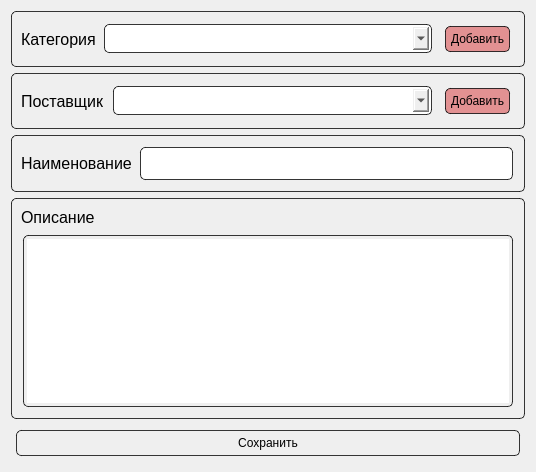
Old version of the form forms/Form_EditPart.ui in the repository LeonSoftLab/PartsWarehouse.
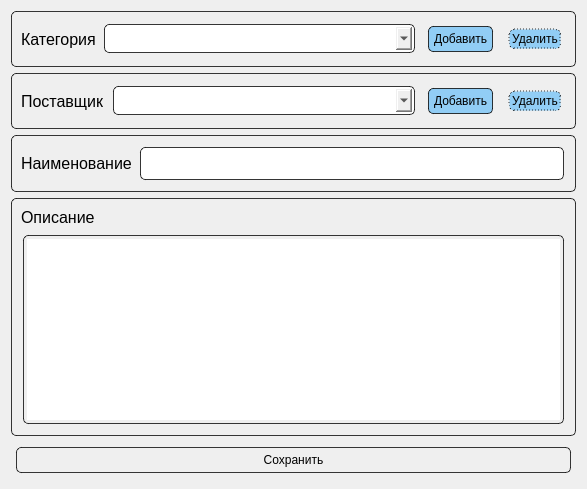
New version of the form.

```diff
--- a/forms/Form_EditPart.ui
+++ b/forms/Form_EditPart.ui
@@ -6,8 +6,8 @@
    <rect>
     <x>0</x>
     <y>0</y>
-    <width>536</width>
-    <height>472</height>
+    <width>587</width>
+    <height>489</height>
    </rect>
   </property>
   <property name="windowTitle">
@@ -21,7 +21,7 @@
 border: 1px solid rgba(0, 0, 0, 200);
 border-radius : 5px;</string>
      </property>
-     <layout class="QHBoxLayout" name="horizontalLayout" stretch="0,1,0">
+     <layout class="QHBoxLayout" name="horizontalLayout" stretch="0,1,0,0">
       <item>
        <widget class="QLabel" name="label_category">
         <property name="styleSheet">
@@ -51,8 +51,8 @@
        <widget class="QPushButton" name="btn_add_category">
         <property name="styleSheet">
          <string notr="true">QPushButton {
-background-color: rgba(207, 0, 3, 100);
 font: 10pt &quot;Arial&quot;;
+background-color: rgba(0, 153, 255, 100);
 margin: 5px;
 padding: 5px;
 }
@@ -70,6 +70,30 @@
         </property>
        </widget>
       </item>
+      <item>
+       <widget class="QPushButton" name="btn_delete_category">
+        <property name="styleSheet">
+         <string notr="true">QPushButton {
+font: 10pt &quot;Arial&quot;;
+background-color: rgba(0, 153, 255, 100);
+border-style: dotted;
+margin: 5px;
+padding: 2px;
+}
+QPushButton:hover {
+background-color: rgba(207, 0, 3, 100);
+color:white;
+}
+QPushButton:pressed {
+background-color: rgba(207, 0, 3, 150);
+color:white;
+}</string>
+        </property>
+        <property name="text">
+         <string>Удалить</string>
+        </property>
+       </widget>
+      </item>
      </layout>
     </widget>
    </item>
@@ -80,7 +104,7 @@
 border: 1px solid rgba(0, 0, 0, 200);
 border-radius : 5px;</string>
      </property>
-     <layout class="QHBoxLayout" name="horizontalLayout_2" stretch="0,1,0">
+     <layout class="QHBoxLayout" name="horizontalLayout_2" stretch="0,1,0,0">
       <item>
        <widget class="QLabel" name="label_vendor">
         <property name="styleSheet">
@@ -110,8 +134,8 @@
        <widget class="QPushButton" name="btn_add_vendor">
         <property name="styleSheet">
          <string notr="true">QPushButton {
-background-color: rgba(207, 0, 3, 100);
 font: 10pt &quot;Arial&quot;;
+background-color: rgba(0, 153, 255, 100);
 margin: 5px;
 padding: 5px;
 }
@@ -129,6 +153,30 @@
         </property>
        </widget>
       </item>
+      <item>
+       <widget class="QPushButton" name="btn_delete_vendor">
+        <property name="styleSheet">
+         <string notr="true">QPushButton {
+font: 10pt &quot;Arial&quot;;
+background-color: rgba(0, 153, 255, 100);
+border-style: dotted;
+margin: 5px;
+padding: 2px;
+}
+QPushButton:hover {
+background-color: rgba(207, 0, 3, 100);
+color:white;
+}
+QPushButton:pressed {
+background-color: rgba(207, 0, 3, 150);
+color:white;
+}</string>
+        </property>
+        <property name="text">
+         <string>Удалить</string>
+        </property>
+       </widget>
+      </item>
      </layout>
     </widget>
    </item>
@@ -191,7 +239,7 @@
        </widget>
       </item>
       <item>
-       <widget class="QTextEdit" name="edit_notes">
+       <widget class="QPlainTextEdit" name="edit_notes">
         <property name="styleSheet">
          <string notr="true">color: black;
 font-family: &quot;Arial&quot;;
```
